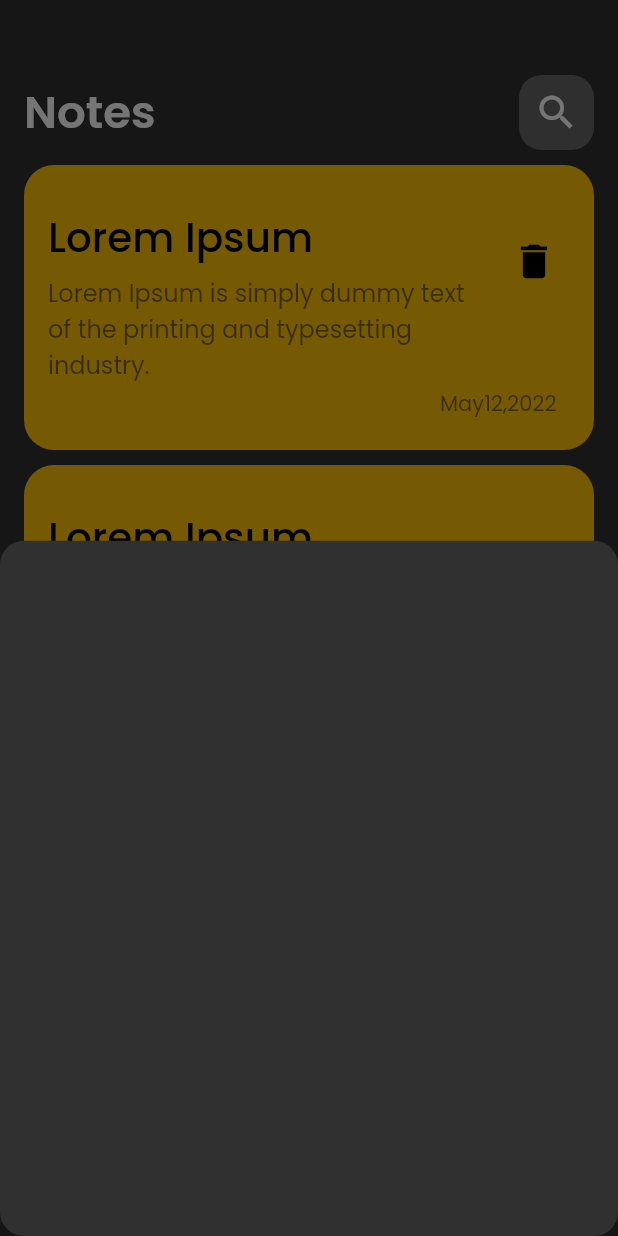
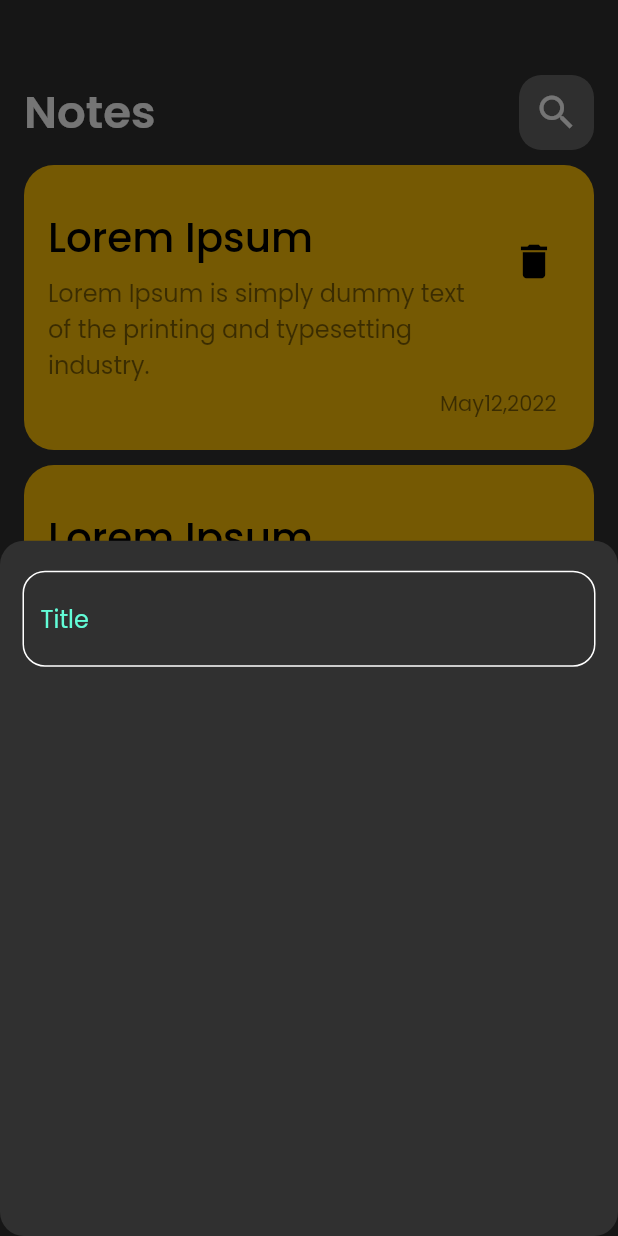
Before and after one commit to Koka0/notes_app, a Flutter app: the screen it shows after launch, after a tap on the "add" icon, on a phone screen of 412 x 824 dp. Run offline on Flutter 3.47's test engine with Material 2 defaults, Android fonts, the phone set to English and light mode, and no system bars; our stand-ins replace google_fonts.

Commit message:
step-4 create CustomTextField

```diff
--- /dev/null
+++ b/lib/constants.dart
@@ -0,0 +1,3 @@
+import 'dart:ui';
+
+const KprimaryColor = Color(0xff62fcd7);
--- a/lib/views/widgets/add_bottom_sheet.dart
+++ b/lib/views/widgets/add_bottom_sheet.dart
@@ -1,10 +1,18 @@
 import 'package:flutter/material.dart';
+import 'package:news_app/views/widgets/add_custom_textfield.dart';
 
 class AddNoteBottomSheet extends StatelessWidget {
   const AddNoteBottomSheet({Key? key}) : super(key: key);
 
   @override
   Widget build(BuildContext context) {
-    return Container();
+    return Column(
+      children: const [
+        Padding(
+          padding: EdgeInsets.symmetric(vertical: 20, horizontal: 15),
+          child: AddCustomTextField(),
+        ),
+      ],
+    );
   }
 }
--- /dev/null
+++ b/lib/views/widgets/add_custom_textfield.dart
@@ -0,0 +1,26 @@
+import 'package:flutter/material.dart';
+import 'package:news_app/constants.dart';
+
+class AddCustomTextField extends StatelessWidget {
+  const AddCustomTextField({Key? key}) : super(key: key);
+
+  @override
+  Widget build(BuildContext context) {
+    return TextField(
+      cursorColor: KprimaryColor,
+      decoration: InputDecoration(
+        hintText: 'Title',
+        hintStyle: const TextStyle(color: KprimaryColor),
+        border: buildInputBorder(),
+        enabledBorder: buildInputBorder(),
+      ),
+    );
+  }
+
+  OutlineInputBorder buildInputBorder([color]) {
+    return OutlineInputBorder(
+      borderRadius: BorderRadius.circular(15),
+      borderSide: BorderSide(color: color ?? Colors.white),
+    );
+  }
+}
```
